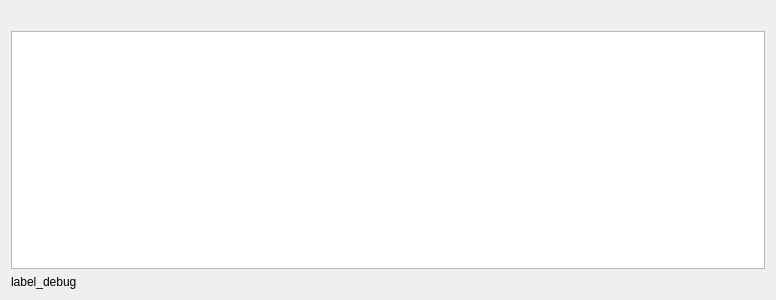
Before: the Qt Designer form SMS/ObjectViewer/ObjectParameters.ui in Goldfire711/sms-tools, drawn with Qt 5.
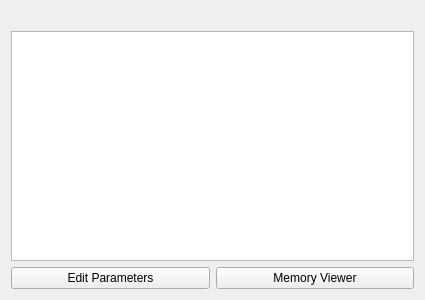
After: the same form once the commit is applied.

What changed in the file:
```diff
--- a/SMS/ObjectViewer/ObjectParameters.ui
+++ b/SMS/ObjectViewer/ObjectParameters.ui
@@ -6,7 +6,7 @@
    <rect>
     <x>0</x>
     <y>0</y>
-    <width>776</width>
+    <width>425</width>
     <height>300</height>
    </rect>
   </property>
@@ -21,12 +21,26 @@
   </property>
   <widget class="QWidget" name="widget">
    <layout class="QGridLayout" name="gridLayout">
-    <item row="2" column="0">
-     <widget class="QLabel" name="label_debug">
-      <property name="text">
-       <string>label_debug</string>
-      </property>
-     </widget>
+    <item row="4" column="0">
+     <layout class="QHBoxLayout" name="horizontalLayout">
+      <item>
+       <widget class="QPushButton" name="button_edit_parameters">
+        <property name="text">
+         <string>Edit Parameters</string>
+        </property>
+       </widget>
+      </item>
+      <item>
+       <widget class="QPushButton" name="button_memory_viewer">
+        <property name="text">
+         <string>Memory Viewer</string>
+        </property>
+       </widget>
+      </item>
+     </layout>
+    </item>
+    <item row="1" column="0">
+     <widget class="QTableView" name="table_parameters"/>
     </item>
     <item row="0" column="0">
      <widget class="QLabel" name="label">
```
Left out of the diff: 3 changed lines with no effect on the pictures.
